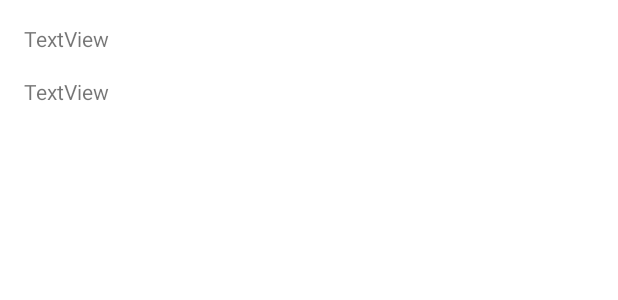
After one commit to shashankRanaNW/ArduinoToAndroidBluetooth, an Android app: the layout device_card.xml on its own in the app's theme, with its tools: preview values and no code run, on a phone screen of 412 x 824 dp. The commit adds this screen. Shown: the top 300 px of the screen. Run offline under Robolectric (Android 15) with nearby library versions, the phone set to English and light mode, and no system bars.

```diff
--- a/app/build.gradle
+++ b/app/build.gradle
@@ -32,6 +32,9 @@ android {
     buildFeatures {
         viewBinding true
     }
+    dataBinding{
+        android.buildFeatures.dataBinding=true
+    }
 }
 
 dependencies {
--- /dev/null
+++ b/app/src/main/res/layout/device_card.xml
@@ -0,0 +1,39 @@
+<?xml version="1.0" encoding="utf-8"?>
+<androidx.constraintlayout.widget.ConstraintLayout
+    xmlns:android="http://schemas.android.com/apk/res/android"
+    xmlns:app="http://schemas.android.com/apk/res-auto"
+    xmlns:tools="http://schemas.android.com/tools"
+    android:layout_width="match_parent"
+    android:layout_height="wrap_content">
+
+    <TextView
+        android:id="@+id/tvName"
+        android:layout_width="wrap_content"
+        android:layout_height="wrap_content"
+        android:layout_marginStart="16dp"
+        android:layout_marginTop="16dp"
+        android:text="TextView"
+        app:layout_constraintStart_toStartOf="parent"
+        app:layout_constraintTop_toTopOf="parent" />
+
+    <TextView
+        android:id="@+id/tvId"
+        android:layout_width="wrap_content"
+        android:layout_height="wrap_content"
+        android:layout_marginStart="16dp"
+        android:layout_marginTop="16dp"
+        android:layout_marginBottom="16dp"
+        android:text="TextView"
+        app:layout_constraintBottom_toBottomOf="parent"
+        app:layout_constraintStart_toStartOf="parent"
+        app:layout_constraintTop_toBottomOf="@+id/tvName" />
+
+    <View
+        android:layout_width="match_parent"
+        android:layout_height="1dp"
+        app:layout_constraintBottom_toBottomOf="parent"
+        app:layout_constraintEnd_toEndOf="parent"
+        app:layout_constraintStart_toStartOf="parent">
+
+    </View>
+</androidx.constraintlayout.widget.ConstraintLayout>
```
Also changed, not shown: app/src/main/java/com/bottlerunner/arduinotoandroidbluetooth/DeviceAdapter.kt (added, +54 -0 lines), app/src/main/java/com/bottlerunner/arduinotoandroidbluetooth/MainActivity.kt (+17 -5 lines), app/src/main/res/layout/activity_main.xml (+9 -0 lines).
